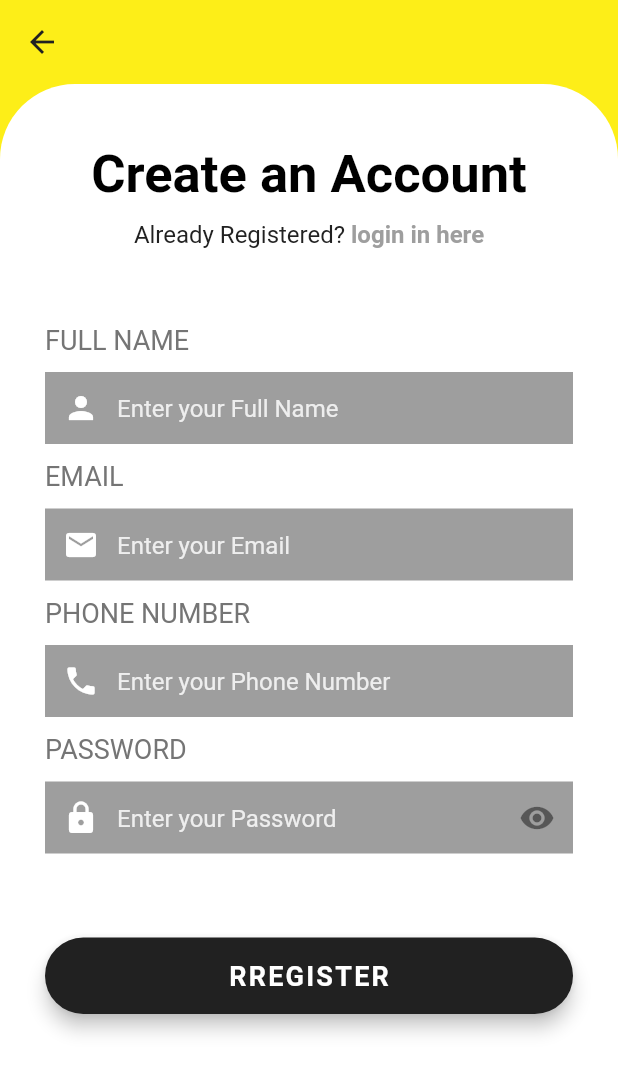
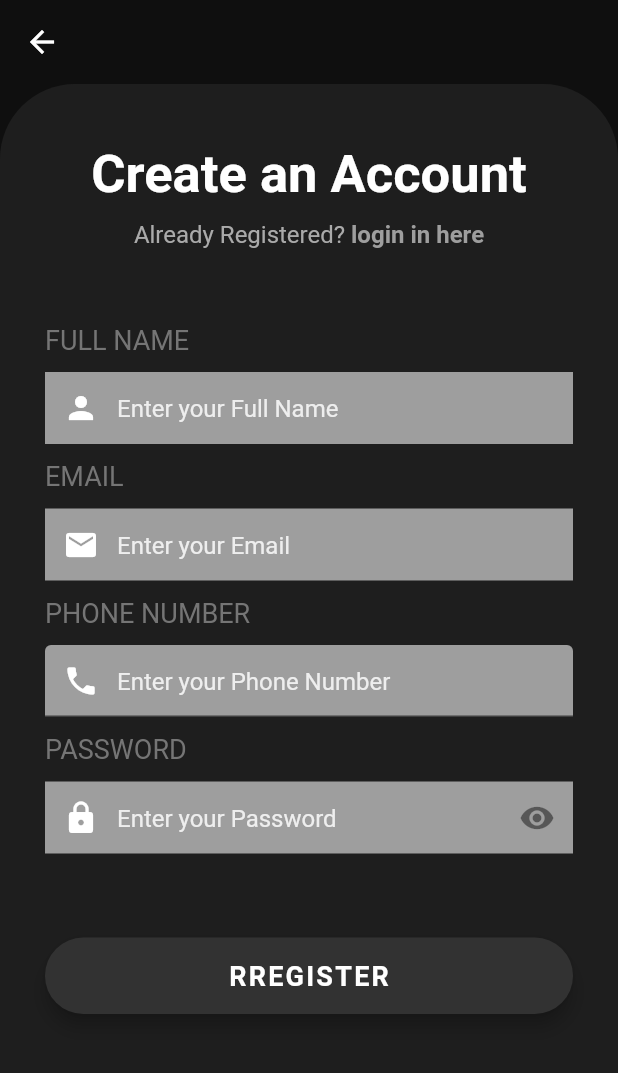
Before and after one commit to sijankasalawat/Individual_Project-Bus-App-, a Flutter app: the screen it shows after launch, after a tap on an icon or button, on a phone screen of 412 x 824 dp. Shown: the top 1073 px of the screen. Run offline on Flutter 3.47's test engine with Material 2 defaults, Android fonts, the phone set to English and light mode, and no system bars; our stand-ins replace animated_search_bar, cloud_firestore, firebase_auth, firebase_core, flutter_local_notifications; accounts and stored records are empty; Roboto replaces fonts that are missing (OpenSans).

```diff
--- a/flutter_application_1/lib/auth/login.dart
+++ b/flutter_application_1/lib/auth/login.dart
@@ -17,7 +17,7 @@ class _Login_pageState extends State<Login_page> {
   @override
   Widget build(BuildContext context) {
     return Scaffold(
-      backgroundColor: Color.fromARGB(255, 253, 238, 24),
+      backgroundColor: Color.fromARGB(255, 15, 15, 15),
       body: Body(),
     );
   }
@@ -31,6 +31,7 @@ class Body extends StatefulWidget {
 }
 
 class _BodyState extends State<Body> {
+
    bool _isObscure = true;
    bool _changeButton =false;
   @override
@@ -61,8 +62,8 @@ class _BodyState extends State<Body> {
                   begin: Alignment.topRight,
                   end: Alignment.bottomLeft,
                   colors: [
-                    Color.fromARGB(255, 255, 255, 255),
-                    Color.fromARGB(255, 255, 255, 255),
+                    Color.fromARGB(255, 30, 30, 30),
+                    Color.fromARGB(255, 30, 30, 30),
                   ],
                 ),
                 borderRadius: BorderRadius.only(
@@ -82,7 +83,7 @@ class _BodyState extends State<Body> {
                         style: TextStyle(
                             fontWeight: FontWeight.bold,
                             fontSize: 35,
-                            color: Colors.black),
+                            color: Color.fromARGB(255, 255, 255, 255)),
                       ),
                     ],
                   ),
@@ -95,7 +96,7 @@ class _BodyState extends State<Body> {
                       Text(
                         "sign in to continue.",
                         style: TextStyle(
-                          color: Colors.grey[600],
+                          color: Color.fromARGB(255, 144, 144, 144),
                           fontSize: 18,
                         ),
                       ),
@@ -109,18 +110,24 @@ class _BodyState extends State<Body> {
                     children: <Widget>[
                       Text('EMAIL',
                           style:
-                              TextStyle(color: Colors.grey[600], fontSize: 18)
+                              TextStyle(color: Color.fromARGB(255, 255, 255, 255), fontSize: 18)
                           // style: kLabelStyle,
                           ),
                       SizedBox(
                         height: 10.0,
+
+
                       ),
+
                       Container(
                         alignment: Alignment.centerLeft,
                         // decoration: kBoxDecorationStyle,
                         height: 50.0,
 
+
+
                         child: TextFormField(
+
                           validator: ((value) {
                             if (value==null || value.isEmpty){
                               return'Please enter your email';
@@ -142,7 +149,7 @@ class _BodyState extends State<Body> {
                             ),
                             hintText: 'Enter your Email',
                             hintStyle:TextStyle(
-                              color: Colors.grey[200],
+                              color: Color.fromARGB(255, 255, 255, 255),
                             fontFamily: 'OpenSans',
                             ),
                           ),
@@ -158,7 +165,7 @@ class _BodyState extends State<Body> {
                     children: <Widget>[
                       Text('PASSWORD',
                           style:
-                              TextStyle(color: Colors.grey[600], fontSize: 18)
+                              TextStyle(color: Color.fromARGB(255, 255, 255, 255), fontSize: 18)
                           // style: kLabelStyle,
                           ),
                       SizedBox(
@@ -168,6 +175,7 @@ class _BodyState extends State<Body> {
                           alignment: Alignment.centerLeft,
                           // decoration: kBoxDecorationStyle,
                           height: 50.0,
+
 
                           child: TextField(
                             obscureText: _isObscure,
@@ -203,7 +211,7 @@ class _BodyState extends State<Body> {
                               ),
                               hintText: 'Enter your Password',
                               hintStyle:TextStyle(
-                              color: Colors.grey[200],
+                              color: Color.fromARGB(255, 255, 255, 255),
                             fontFamily: 'OpenSans',
                             ),
 
@@ -221,7 +229,7 @@ class _BodyState extends State<Body> {
                           child: Text(
                             'Forgot Password?',
                             style: TextStyle(
-                              color: Colors.grey[600],
+                              color: Color.fromARGB(255, 190, 190, 190),
                               fontSize:15.0,
                             ),
 
@@ -247,7 +255,7 @@ class _BodyState extends State<Body> {
                           shape: RoundedRectangleBorder(
                             borderRadius: BorderRadius.circular(30.0),
                           ),
-                          color: Colors.grey[900],
+                          color: Color.fromARGB(255, 50, 50, 50),
                           child: Text(
                             'LOGIN',
                             style: TextStyle(
@@ -279,7 +287,7 @@ class _BodyState extends State<Body> {
                               TextSpan(
                                 text: 'Don\'t have an Account? ',
                                 style: TextStyle(
-                                  color:Colors.grey[900] ,
+                                  color:Color.fromARGB(255, 170, 170, 170) ,
                                   fontSize: 16.0,
                                   fontWeight: FontWeight.w400,
                                 ),
@@ -287,7 +295,7 @@ class _BodyState extends State<Body> {
                               TextSpan(
                                 text: 'Sign Up',
                                 style: TextStyle(
-                                  color: Colors.grey[500],
+                                  color: Color.fromARGB(255, 190, 190, 190),
                                   fontSize: 16.0,
                                   fontWeight: FontWeight.bold,
                                 ),
--- a/flutter_application_1/lib/auth/register.dart
+++ b/flutter_application_1/lib/auth/register.dart
@@ -16,14 +16,14 @@ class _Register_PageState extends State<Register_Page> {
   Widget build(BuildContext context) {
     return Scaffold(
       appBar: AppBar(
-        backgroundColor: Color.fromARGB(255, 253, 238, 24),
+        backgroundColor: Color.fromARGB(255, 15, 15, 15),
         elevation: 0.0,
         leading: IconButton(
-          icon: Icon(Icons.arrow_back, color: Colors.grey[900]),
+          icon: Icon(Icons.arrow_back, color: Color.fromARGB(255, 255, 255, 255)),
           onPressed: () => Navigator.of(context).pop(),
         ),
       ),
-      backgroundColor: Color.fromARGB(255, 253, 238, 24),
+      backgroundColor: Color.fromARGB(255, 15, 15, 15),
       body: Body(),
     );
   }
@@ -77,8 +77,8 @@ class _BodyState extends State<Body> {
                   begin: Alignment.topRight,
                   end: Alignment.bottomLeft,
                   colors: [
-                    Color.fromARGB(255, 255, 255, 255),
-                    Color.fromARGB(255, 255, 255, 255),
+                    Color.fromARGB(255, 30, 30, 30),
+                    Color.fromARGB(255, 30, 30, 30),
                   ],
                 ),
                 borderRadius: BorderRadius.only(
@@ -94,7 +94,7 @@ class _BodyState extends State<Body> {
                     style: TextStyle(
                         fontWeight: FontWeight.bold,
                         fontSize: 35,
-                        color: Colors.black),
+                        color: Color.fromARGB(255, 255, 255, 255)),
                   ),
                   Padding(
                     padding: const EdgeInsets.only(top: 10),
@@ -108,7 +108,7 @@ class _BodyState extends State<Body> {
                             TextSpan(
                               text: 'Already Registered? ',
                               style: TextStyle(
-                                color: Colors.grey[900],
+                                color: Color.fromARGB(255, 170, 170, 170),
                                 fontSize: 16.0,
                                 fontWeight: FontWeight.w400,
                               ),
@@ -153,7 +153,8 @@ class _BodyState extends State<Body> {
                             ),
                             decoration: InputDecoration(
                               border: InputBorder.none,
-                              filled: true, //<-- SEE HERE
+                              filled: true,
+                              //<-- SEE HERE
                               fillColor: Colors.grey[500],
                               contentPadding: EdgeInsets.only(top: 15.0),
                               prefixIcon: Icon(
@@ -237,6 +238,7 @@ class _BodyState extends State<Body> {
                           // decoration: kBoxDecorationStyle,
                           height: 50.0,
 
+
                           child: TextField(
                             keyboardType: TextInputType.emailAddress,
                             style: TextStyle(
@@ -244,7 +246,8 @@ class _BodyState extends State<Body> {
                               fontFamily: 'OpenSans',
                             ),
                             decoration: InputDecoration(
-                              border: InputBorder.none,
+                              // border: InputBorder.none,
+
                               filled: true, //<-- SEE HERE
                               fillColor: Colors.grey[500],
                               contentPadding: EdgeInsets.only(top: 15.0),
@@ -347,6 +350,7 @@ class _BodyState extends State<Body> {
                       }),
                       child: Container(
                         padding: EdgeInsets.symmetric(vertical: 25.0),
+
                         width: double.infinity,
                         child: MaterialButton(
                           elevation: 5.0,
@@ -357,7 +361,7 @@ class _BodyState extends State<Body> {
 
                           ),
 
-                          color: Colors.grey[900],
+                          color: Color.fromARGB(255, 50, 50, 50),
                           child: Text(
                             'RREGISTER',
                             style: TextStyle(
--- a/flutter_application_1/lib/models/user_model.dart
+++ b/flutter_application_1/lib/models/user_model.dart
@@ -23,6 +23,7 @@ class UserModel {
     String? username;
     String? phone;
 
+
     factory UserModel.fromJson(Map<String, dynamic> json) => UserModel(
         userId: json["user_id"],
         fcmToken: json["fcm_token"],
--- a/flutter_application_1/pubspec.yaml
+++ b/flutter_application_1/pubspec.yaml
@@ -43,6 +43,7 @@ dependencies:
   fluid_bottom_nav_bar: ^1.4.0
   fsearch: ^2.0.0
   animated_search_bar: ^2.3.0
+  flutter_local_notifications: ^13.0.0
 
 
 
```
Also changed, not shown: flutter_application_1/lib/home_page/Home_page.dart (+103 -38 lines), flutter_application_1/lib/home_page/Product.dart (+115 -18 lines), flutter_application_1/lib/repositories/auth_repositories.dart (+12 -20 lines), flutter_application_1/pubspec.lock, 1 other file.
